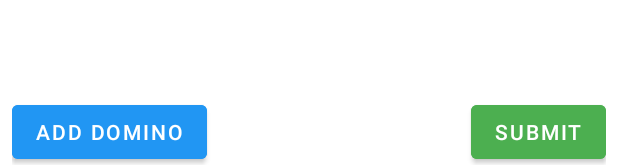
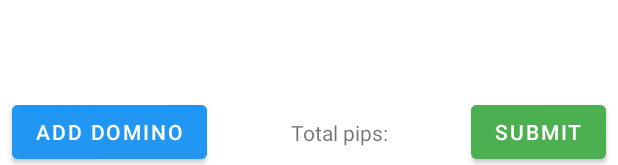
Before and after one commit to DevinSigley/Domino_Assistant, an Android app: the layout activity_select_dominoes.xml on its own in the app's theme, with its tools: preview values and no code run, on a phone screen of 412 x 824 dp. Shown: the part 1068-1233 px from the top of the screen. Run offline under Robolectric (Android 15) with nearby library versions, the phone set to English and light mode, and no system bars.

Commit message:
Domino selection page works, including the modal to add an individual domino, just need to integrate it with the pages it could submit data to (like the train-builder or scorekeeper).

```diff
--- a/app/src/main/AndroidManifest.xml
+++ b/app/src/main/AndroidManifest.xml
@@ -16,7 +16,9 @@
         android:roundIcon="@mipmap/ic_launcher_round"
         android:supportsRtl="true"
         android:theme="@style/Theme.DominoAssistant">
-        <activity android:name=".SelectDominoesActivity"></activity>
+        <activity android:name=".AddDominoActivity"
+                  android:theme="@android:style/Theme.Holo.Dialog"/>
+        <activity android:name=".SelectDominoesActivity" />
         <activity android:name=".MainActivity">
             <intent-filter>
                 <action android:name="android.intent.action.MAIN" />
--- a/app/src/main/res/layout/activity_select_dominoes.xml
+++ b/app/src/main/res/layout/activity_select_dominoes.xml
@@ -89,8 +89,8 @@
                 android:layout_width="wrap_content"
                 android:layout_height="wrap_content"
                 android:backgroundTint="#F44336"
-                android:text="Remove"
-                android:onClick="removeDomino"/>
+                android:onClick="removeDomino"
+                android:text="Remove" />
 
 
         </TableRow>
@@ -157,8 +157,8 @@
                 android:layout_width="wrap_content"
                 android:layout_height="wrap_content"
                 android:backgroundTint="#F44336"
-                android:text="Remove"
-                android:onClick="removeDomino"/>
+                android:onClick="removeDomino"
+                android:text="Remove" />
 
 
         </TableRow>
@@ -225,8 +225,8 @@
                 android:layout_width="wrap_content"
                 android:layout_height="wrap_content"
                 android:backgroundTint="#F44336"
-                android:text="Remove"
-                android:onClick="removeDomino"/>
+                android:onClick="removeDomino"
+                android:text="Remove" />
 
 
         </TableRow>
@@ -293,8 +293,8 @@
                 android:layout_width="wrap_content"
                 android:layout_height="wrap_content"
                 android:backgroundTint="#F44336"
-                android:text="Remove"
-                android:onClick="removeDomino"/>
+                android:onClick="removeDomino"
+                android:text="Remove" />
 
 
         </TableRow>
@@ -361,8 +361,8 @@
                 android:layout_width="wrap_content"
                 android:layout_height="wrap_content"
                 android:backgroundTint="#F44336"
-                android:text="Remove"
-                android:onClick="removeDomino"/>
+                android:onClick="removeDomino"
+                android:text="Remove" />
 
 
         </TableRow>
@@ -429,8 +429,8 @@
                 android:layout_width="wrap_content"
                 android:layout_height="wrap_content"
                 android:backgroundTint="#F44336"
-                android:text="Remove"
-                android:onClick="removeDomino"/>
+                android:onClick="removeDomino"
+                android:text="Remove" />
 
 
         </TableRow>
@@ -497,8 +497,8 @@
                 android:layout_width="wrap_content"
                 android:layout_height="wrap_content"
                 android:backgroundTint="#F44336"
-                android:text="Remove"
-                android:onClick="removeDomino"/>
+                android:onClick="removeDomino"
+                android:text="Remove" />
 
 
         </TableRow>
@@ -565,8 +565,8 @@
                 android:layout_width="wrap_content"
                 android:layout_height="wrap_content"
                 android:backgroundTint="#F44336"
-                android:text="Remove"
-                android:onClick="removeDomino"/>
+                android:onClick="removeDomino"
+                android:text="Remove" />
 
 
         </TableRow>
@@ -633,8 +633,8 @@
                 android:layout_width="wrap_content"
                 android:layout_height="wrap_content"
                 android:backgroundTint="#F44336"
-                android:text="Remove"
-                android:onClick="removeDomino"/>
+                android:onClick="removeDomino"
+                android:text="Remove" />
 
 
         </TableRow>
@@ -701,8 +701,8 @@
                 android:layout_width="wrap_content"
                 android:layout_height="wrap_content"
                 android:backgroundTint="#F44336"
-                android:text="Remove"
-                android:onClick="removeDomino"/>
+                android:onClick="removeDomino"
+                android:text="Remove" />
 
 
         </TableRow>
@@ -769,8 +769,8 @@
                 android:layout_width="wrap_content"
                 android:layout_height="wrap_content"
                 android:backgroundTint="#F44336"
-                android:text="Remove"
-                android:onClick="removeDomino"/>
+                android:onClick="removeDomino"
+                android:text="Remove" />
 
 
         </TableRow>
@@ -837,8 +837,8 @@
                 android:layout_width="wrap_content"
                 android:layout_height="wrap_content"
                 android:backgroundTint="#F44336"
-                android:text="Remove"
-                android:onClick="removeDomino"/>
+                android:onClick="removeDomino"
+                android:text="Remove" />
 
 
         </TableRow>
@@ -905,8 +905,8 @@
                 android:layout_width="wrap_content"
                 android:layout_height="wrap_content"
                 android:backgroundTint="#F44336"
-                android:text="Remove"
-                android:onClick="removeDomino"/>
+                android:onClick="removeDomino"
+                android:text="Remove" />
 
 
         </TableRow>
@@ -973,11 +973,12 @@
                 android:layout_width="wrap_content"
                 android:layout_height="wrap_content"
                 android:backgroundTint="#F44336"
-                android:text="Remove"
-                android:onClick="removeDomino"/>
-
-
-        </TableRow>
+                android:onClick="removeDomino"
+                android:text="Remove" />
+
+
+        </TableRow>
+
         <TableRow
             android:layout_width="match_parent"
             android:layout_height="match_parent"
@@ -1968,35 +1969,36 @@
 
     </TableLayout>
 
-    <LinearLayout
-        android:id="@+id/addSubmitButtonsLayout"
-        android:layout_width="match_parent"
+    <Button
+        android:id="@+id/addDominoButton"
+        android:layout_width="wrap_content"
         android:layout_height="wrap_content"
         android:layout_marginStart="8dp"
+        android:backgroundTint="#2196F3"
+        android:onClick="addDomino"
+        android:text="Add Domino"
+        app:layout_constraintBottom_toBottomOf="parent"
+        app:layout_constraintStart_toStartOf="parent" />
+
+
+
+    <Button
+        android:id="@+id/submitDominoesButton"
+        android:layout_width="wrap_content"
+        android:layout_height="wrap_content"
         android:layout_marginEnd="8dp"
-        android:orientation="horizontal"
+        android:backgroundTint="#4CAF50"
+        android:text="Submit"
         app:layout_constraintBottom_toBottomOf="parent"
-        app:layout_constraintEnd_toEndOf="parent"
-        app:layout_constraintStart_toStartOf="parent">
-
-
-        <Button
-            android:id="@+id/addDominoButton"
-            android:layout_width="wrap_content"
-            android:layout_height="wrap_content"
-            android:backgroundTint="#2196F3"
-            android:text="Add Domino" />
-
-        <Space
-            android:layout_width="wrap_content"
-            android:layout_height="wrap_content"
-            android:layout_weight="1" />
-
-        <Button
-            android:id="@+id/submitDominoesButton"
-            android:layout_width="wrap_content"
-            android:layout_height="wrap_content"
-            android:backgroundTint="#4CAF50"
-            android:text="Submit" />
-    </LinearLayout>
+        app:layout_constraintEnd_toEndOf="parent" />
+
+    <TextView
+        android:id="@+id/totalPipsText"
+        android:layout_width="wrap_content"
+        android:layout_height="wrap_content"
+        android:text="Total pips:"
+        app:layout_constraintBottom_toBottomOf="parent"
+        app:layout_constraintEnd_toStartOf="@+id/submitDominoesButton"
+        app:layout_constraintStart_toEndOf="@+id/addDominoButton"
+        app:layout_constraintTop_toTopOf="@id/addDominoButton" />
 </androidx.constraintlayout.widget.ConstraintLayout>
```
Also changed, not shown: app/src/main/java/com/example/dominoassistant/AddDominoActivity.java (added, +56 -0 lines), app/src/main/java/com/example/dominoassistant/InputFilterMinMax.java (added, +35 -0 lines), app/src/main/java/com/example/dominoassistant/MainActivity.java (+18 -2 lines), app/src/main/java/com/example/dominoassistant/SelectDominoesActivity.java (+10 -0 lines), app/src/main/res/layout/activity_add_domino.xml (added, +89 -0 lines).
